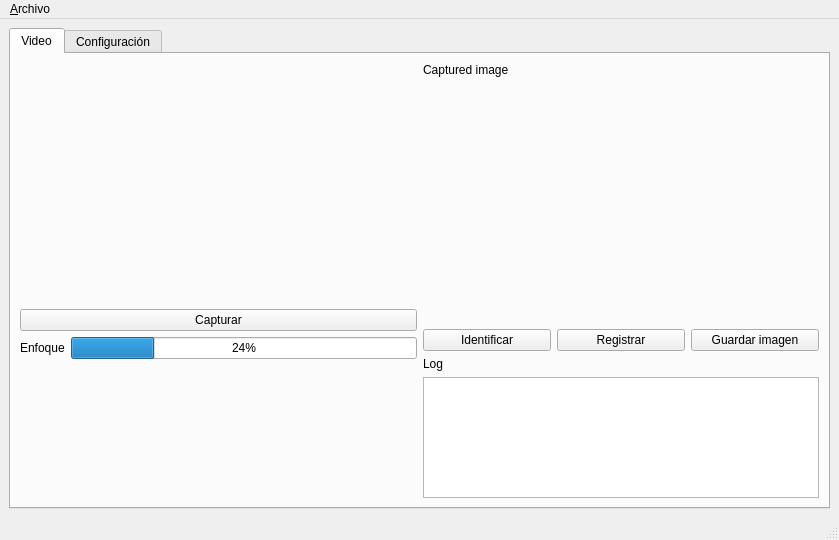
First picture: the form in ui/forms/MainForm.ui, repository mottalli/horus, before the edit.
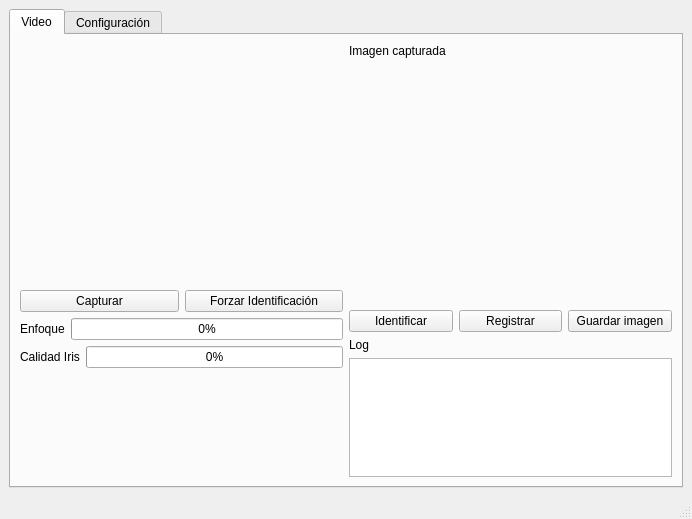
Second picture: the form after the edit. The open tabs and pages were chosen to show the change. Custom widgets are drawn as their Qt base class.

```diff
--- a/ui/forms/MainForm.ui
+++ b/ui/forms/MainForm.ui
@@ -6,8 +6,8 @@
    <rect>
     <x>0</x>
     <y>0</y>
-    <width>839</width>
-    <height>540</height>
+    <width>692</width>
+    <height>519</height>
    </rect>
   </property>
   <property name="windowTitle">
@@ -26,6 +26,8 @@
        </attribute>
        <layout class="QGridLayout" name="gridLayout_2">
         <item row="0" column="0">
+         <layout class="QHBoxLayout" name="horizontalLayout_7">
+          <item>
          <layout class="QVBoxLayout" name="verticalLayout">
           <item>
            <widget class="ImageWidget" name="videoWidget" native="true">
@@ -35,8 +37,11 @@
               <height>240</height>
              </size>
             </property>
-           </widget>
-          </item>
+              <zorder>pushButton_4</zorder>
+             </widget>
+            </item>
+            <item>
+             <layout class="QHBoxLayout" name="horizontalLayout_6">
           <item>
            <widget class="QPushButton" name="pushButton_4">
             <property name="text">
@@ -45,6 +50,15 @@
            </widget>
           </item>
           <item>
+               <widget class="QPushButton" name="pushButton_5">
+                <property name="text">
+                 <string>Forzar Identificación</string>
+                </property>
+               </widget>
+              </item>
+             </layout>
+            </item>
+            <item>
            <layout class="QHBoxLayout" name="horizontalLayout">
             <item>
              <widget class="QLabel" name="focusLabel">
@@ -56,7 +70,25 @@
             <item>
              <widget class="QProgressBar" name="focusScore">
               <property name="value">
-               <number>24</number>
+                 <number>0</number>
+                </property>
+               </widget>
+              </item>
+             </layout>
+            </item>
+            <item>
+             <layout class="QHBoxLayout" name="horizontalLayout_4">
+              <item>
+               <widget class="QLabel" name="label_4">
+                <property name="text">
+                 <string>Calidad Iris</string>
+                </property>
+               </widget>
+              </item>
+              <item>
+               <widget class="QProgressBar" name="irisScore">
+                <property name="value">
+                 <number>0</number>
               </property>
              </widget>
             </item>
@@ -77,12 +109,12 @@
           </item>
          </layout>
         </item>
-        <item row="0" column="1">
+          <item>
          <layout class="QVBoxLayout" name="verticalLayout_3">
           <item>
            <widget class="QLabel" name="label">
             <property name="text">
-             <string>Captured image</string>
+               <string>Imagen capturada</string>
             </property>
            </widget>
           </item>
@@ -138,8 +170,10 @@
          </layout>
         </item>
        </layout>
+        </item>
+       </layout>
       </widget>
-      <widget class="SetupForm" name="setupTab">
+      <widget class="QWidget" name="setupTab">
        <attribute name="title">
         <string>Configuración</string>
        </attribute>
@@ -159,7 +193,7 @@
           <item>
            <widget class="QLabel" name="label_3">
             <property name="text">
-             <string>Focus threshold</string>
+             <string>Umbral de calidad</string>
             </property>
            </widget>
           </item>
@@ -178,23 +212,6 @@
     </item>
    </layout>
   </widget>
-  <widget class="QMenuBar" name="menubar">
-   <property name="geometry">
-    <rect>
-     <x>0</x>
-     <y>0</y>
-     <width>839</width>
-     <height>24</height>
-    </rect>
-   </property>
-   <widget class="QMenu" name="menu_File">
-    <property name="title">
-     <string>&amp;Archivo</string>
-    </property>
-    <addaction name="actionE_xit"/>
-   </widget>
-   <addaction name="menu_File"/>
-  </widget>
   <widget class="QStatusBar" name="statusbar"/>
   <action name="actionE_xit">
    <property name="text">
@@ -209,12 +226,6 @@
    <header>ImageWidget.h</header>
    <container>1</container>
   </customwidget>
-  <customwidget>
-   <class>SetupForm</class>
-   <extends>QWidget</extends>
-   <header>SetupForm.h</header>
-   <container>1</container>
-  </customwidget>
  </customwidgets>
  <resources/>
  <connections>
```
Lines whose indentation alone changed are shown as unchanged.
